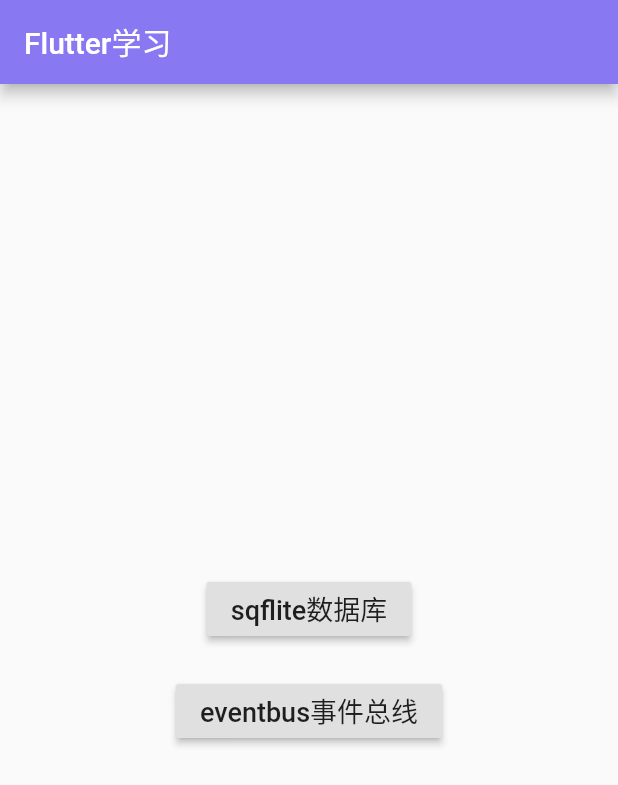
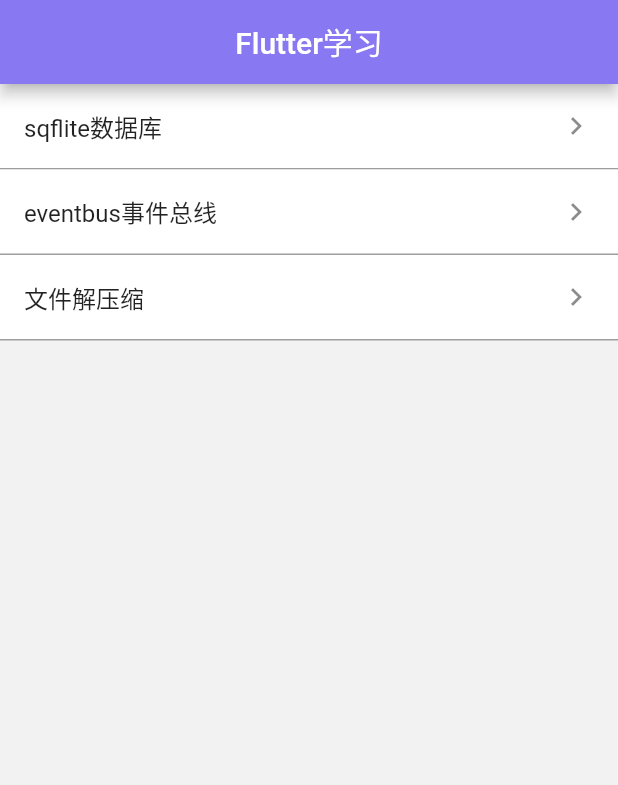
Before and after one commit to ChessLuo/flutter_study_app, a Flutter app: the screen it shows after launch, on a phone screen of 412 x 824 dp. Shown: the top 785 px of the screen. Run offline on Flutter 3.47's test engine with Material 2 defaults, Android fonts, the light colour scheme and no system bars; our stand-ins replace event_bus, fluttertoast, shared_preferences, sqflite; accounts and stored records are empty.

Commit message:
Optimization code

```diff
--- a/lib/common/constant.dart
+++ b/lib/common/constant.dart
@@ -2,4 +2,6 @@
 class Constant {
   static const String SQFLITE_ROUTE = "SqfliteRoute";
   static const String EVENTBUS_ROUTE = "EventBusRoute";
+  static const String FILE_ZIP_ROUTE = "FileZipDemo";
+
 }
--- a/lib/main.dart
+++ b/lib/main.dart
@@ -2,9 +2,10 @@
 import 'package:flutter/material.dart';
 import 'package:flutter_study_app/common/constant.dart';
 import 'package:flutter_study_app/common/events.dart';
-import 'package:flutter_study_app/pages/event_bus_page.dart';
-import 'package:flutter_study_app/pages/home_page.dart';
-import 'package:flutter_study_app/pages/sqflite_page.dart';
+import 'package:flutter_study_app/ui/pages/event_bus_demo.dart';
+import 'package:flutter_study_app/ui/pages/file_zip_demo.dart';
+import 'package:flutter_study_app/ui/pages/home_page.dart';
+import 'package:flutter_study_app/ui/pages/sqflite_demo.dart';
 import 'package:flutter_study_app/res/colors.dart';
 import 'package:shared_preferences/shared_preferences.dart';
 
@@ -59,6 +60,7 @@
       routes: <String,WidgetBuilder>{
         Constant.SQFLITE_ROUTE:(BuildContext context) => SqflitePage(),
         Constant.EVENTBUS_ROUTE:(BuildContext context) => EventBusPage(),
+        Constant.FILE_ZIP_ROUTE:(BuildContext context) => FileZipDemo(),
       },
     );
   }
--- a/lib/pages/home_page.dart
+++ /dev/null
@@ -1,44 +0,0 @@
-import 'package:flutter/material.dart';
-import 'package:flutter_study_app/common/constant.dart';
-
-class MyHomePage extends StatefulWidget {
-  @override
-  _MyHomePageState createState() => _MyHomePageState();
-}
-
-class _MyHomePageState extends State<MyHomePage> {
-
-  @override
-  Widget build(BuildContext context) {
-
-    return Scaffold(
-        appBar: AppBar(
-          // Here we take the value from the MyHomePage object that was created by
-          // the App.build method, and use it to set our appbar title.
-          title: Text('Flutter学习',style: TextStyle(color: Colors.white),),
-        ),
-        body: Center(
-          child: Column(
-            mainAxisAlignment: MainAxisAlignment.center,
-            children: <Widget>[
-              RaisedButton(
-                onPressed: (){
-                  Navigator.of(context).pushNamed(Constant.SQFLITE_ROUTE);
-                },
-                child: Text("sqflite数据库",style: TextStyle(fontSize: 18),),
-              ),
-
-              Padding(padding: EdgeInsets.only(top: 20)),
-
-              RaisedButton(
-                onPressed: (){
-                  Navigator.of(context).pushNamed(Constant.EVENTBUS_ROUTE);
-                },
-                child: Text("eventbus事件总线",style: TextStyle(fontSize: 18),),
-              ),
-            ],
-          ),
-        )// This trailing comma makes auto-formatting nicer for build methods.
-    );
-  }
-}
--- a/lib/pages/event_bus_page.dart
+++ b/lib/ui/pages/event_bus_demo.dart
@@ -34,6 +34,7 @@
     // TODO: implement build
     return Scaffold(
       appBar: AppBar(
+        centerTitle: true,
         iconTheme: IconThemeData(color: Colors.white),
         title: Text("eventbus事件总线",style: TextStyle(color: Colors.white),),
       ),
--- /dev/null
+++ b/lib/ui/pages/home_page.dart
@@ -0,0 +1,66 @@
+import 'package:flutter/material.dart';
+import 'package:flutter_study_app/common/constant.dart';
+
+class MyHomePage extends StatefulWidget {
+  @override
+  _MyHomePageState createState() => _MyHomePageState();
+}
+
+class _MyHomePageState extends State<MyHomePage> {
+
+  @override
+  Widget build(BuildContext context) {
+
+    return Scaffold(
+        backgroundColor: Color(0xfff2f2f2),
+        appBar: AppBar(
+          centerTitle: true,
+          title: Text('Flutter学习',style: TextStyle(color: Colors.white),),
+        ),
+        body:ListView(
+          children: <Widget>[
+            Container(
+              decoration: BoxDecoration(
+                color: Colors.white,
+                border: BorderDirectional(bottom: BorderSide(color: Colors.grey))
+              ),
+              child: ListTile(
+                title: Text("sqflite数据库"),
+                trailing: Icon(Icons.keyboard_arrow_right),
+                onTap: (){
+                  Navigator.of(context).pushNamed(Constant.SQFLITE_ROUTE);
+                },
+              ),
+            ),
+            Container(
+              decoration: BoxDecoration(
+                  color: Colors.white,
+                  border: BorderDirectional(bottom: BorderSide(color: Colors.grey))
+              ),
+              child: ListTile(
+                title: Text("eventbus事件总线"),
+                trailing: Icon(Icons.keyboard_arrow_right),
+                onTap: (){
+                  Navigator.of(context).pushNamed(Constant.EVENTBUS_ROUTE);
+                },
+              ),
+            ),
+            Container(
+              decoration: BoxDecoration(
+                  color: Colors.white,
+                  border: BorderDirectional(bottom: BorderSide(color: Colors.grey))
+              ),
+              child: ListTile(
+                title: Text("文件解压缩"),
+                trailing: Icon(Icons.keyboard_arrow_right),
+                onTap: (){
+                  Navigator.of(context).pushNamed(Constant.FILE_ZIP_ROUTE);
+                },
+              ),
+            ),
+
+          ],
+        )
+    );
+  }
+}
--- a/lib/pages/sqflite_page.dart
+++ b/lib/ui/pages/sqflite_demo.dart
@@ -38,6 +38,7 @@
     // TODO: implement build
     return Scaffold(
       appBar: AppBar(
+        centerTitle: true,
         iconTheme: IconThemeData(color: Colors.white),
         title: Text("sqflite数据存储",style: TextStyle(color: Colors.white),),
       ),
--- a/pubspec.yaml
+++ b/pubspec.yaml
@@ -23,10 +23,16 @@
   # The following adds the Cupertino Icons font to your application.
   # Use with the CupertinoIcons class for iOS style icons.
   cupertino_icons: ^0.1.2
+  #数据库
   sqflite: ^1.1.5
+  #toast提示
   fluttertoast: ^3.0.4
+  #eventbus
   event_bus: ^1.1.0
+  #sp
   shared_preferences: ^0.5.2+1
+  #解/压缩
+  archive: ^2.0.10
 
 dev_dependencies:
   flutter_test:
```
Also changed, not shown: lib/ui/pages/file_zip_demo.dart (added, +85 -0 lines), pubspec.lock.
